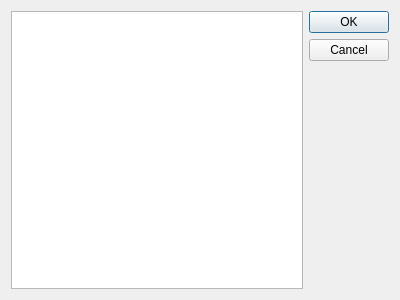
This is mapviz_plugins/ui/topic_select.ui in swri-robotics/mapviz as Qt 5 draws it before an edit. The edited form follows.
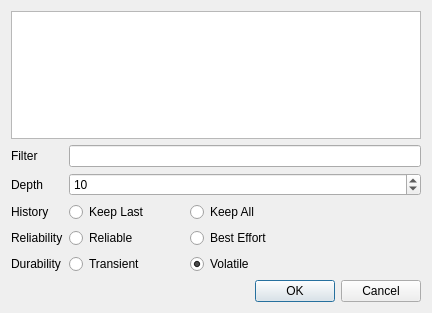
This is the edited form.

Diff of the .ui file:
```diff
--- a/mapviz_plugins/ui/topic_select.ui
+++ b/mapviz_plugins/ui/topic_select.ui
@@ -6,8 +6,8 @@
    <rect>
     <x>0</x>
     <y>0</y>
-    <width>400</width>
-    <height>300</height>
+    <width>432</width>
+    <height>313</height>
    </rect>
   </property>
   <property name="windowTitle">
@@ -16,18 +16,226 @@
   <property name="modal">
    <bool>true</bool>
   </property>
-  <layout class="QHBoxLayout" name="horizontalLayout">
+  <layout class="QVBoxLayout" name="verticalLayout">
    <item>
-    <widget class="QListWidget" name="displaylist">
+    <widget class="QListWidget" name="topicList">
      <property name="sortingEnabled">
       <bool>true</bool>
      </property>
     </widget>
    </item>
    <item>
-    <widget class="QDialogButtonBox" name="buttonBox">
+    <layout class="QFormLayout" name="formLayout">
+     <property name="topMargin">
+      <number>0</number>
+     </property>
+     <property name="bottomMargin">
+      <number>0</number>
+     </property>
+     <item row="2" column="0">
+      <widget class="QLabel" name="historyLabel">
+       <property name="text">
+        <string>History</string>
+       </property>
+      </widget>
+     </item>
+     <item row="2" column="1">
+      <layout class="QHBoxLayout" name="historyHorizontalLayout">
+       <property name="leftMargin">
+        <number>0</number>
+       </property>
+       <item>
+        <widget class="QRadioButton" name="historyKeepLastRadioButton">
+         <property name="sizePolicy">
+          <sizepolicy hsizetype="MinimumExpanding" vsizetype="Fixed">
+           <horstretch>0</horstretch>
+           <verstretch>0</verstretch>
+          </sizepolicy>
+         </property>
+         <property name="text">
+          <string>Keep Last</string>
+         </property>
+         <property name="checked">
+          <bool>true</bool>
+         </property>
+        </widget>
+       </item>
+       <item>
+        <widget class="QRadioButton" name="historyKeepAllRadioButton">
+         <property name="sizePolicy">
+          <sizepolicy hsizetype="MinimumExpanding" vsizetype="Fixed">
+           <horstretch>0</horstretch>
+           <verstretch>0</verstretch>
+          </sizepolicy>
+         </property>
+         <property name="text">
+          <string>Keep All</string>
+         </property>
+        </widget>
+       </item>
+       <item>
+        <spacer name="historyHorizontalSpacer">
+         <property name="orientation">
+          <enum>Qt::Horizontal</enum>
+         </property>
+         <property name="sizeHint" stdset="0">
+          <size>
+           <width>40</width>
+           <height>20</height>
+          </size>
+         </property>
+        </spacer>
+       </item>
+      </layout>
+     </item>
+     <item row="3" column="0">
+      <widget class="QLabel" name="reliabilityLabel">
+       <property name="text">
+        <string>Reliability</string>
+       </property>
+      </widget>
+     </item>
+     <item row="4" column="0">
+      <widget class="QLabel" name="durabilityLabel">
+       <property name="text">
+        <string>Durability</string>
+       </property>
+      </widget>
+     </item>
+     <item row="3" column="1">
+      <layout class="QHBoxLayout" name="reliabilityHorizontalLayout">
+       <property name="leftMargin">
+        <number>0</number>
+       </property>
+       <item>
+        <widget class="QRadioButton" name="reliabilityReliableRadioButton">
+         <property name="sizePolicy">
+          <sizepolicy hsizetype="MinimumExpanding" vsizetype="Fixed">
+           <horstretch>0</horstretch>
+           <verstretch>0</verstretch>
+          </sizepolicy>
+         </property>
+         <property name="text">
+          <string>Reliable</string>
+         </property>
+         <property name="checked">
+          <bool>true</bool>
+         </property>
+        </widget>
+       </item>
+       <item>
+        <widget class="QRadioButton" name="reliabilityBestEffortRadioButton">
+         <property name="sizePolicy">
+          <sizepolicy hsizetype="MinimumExpanding" vsizetype="Fixed">
+           <horstretch>0</horstretch>
+           <verstretch>0</verstretch>
+          </sizepolicy>
+         </property>
+         <property name="text">
+          <string>Best Effort</string>
+         </property>
+        </widget>
+       </item>
+       <item>
+        <spacer name="reliabilityHorizontalSpacer">
+         <property name="orientation">
+          <enum>Qt::Horizontal</enum>
+         </property>
+         <property name="sizeHint" stdset="0">
+          <size>
+           <width>40</width>
+           <height>20</height>
+          </size>
+         </property>
+        </spacer>
+       </item>
+      </layout>
+     </item>
+     <item row="4" column="1">
+      <layout class="QHBoxLayout" name="durabilityHorizontalLayout">
+       <property name="leftMargin">
+        <number>0</number>
+       </property>
+       <item>
+        <widget class="QRadioButton" name="durabilityTransientRadioButton">
+         <property name="sizePolicy">
+          <sizepolicy hsizetype="MinimumExpanding" vsizetype="Fixed">
+           <horstretch>0</horstretch>
+           <verstretch>0</verstretch>
+          </sizepolicy>
+         </property>
+         <property name="text">
+          <string>Transient</string>
+         </property>
+        </widget>
+       </item>
+       <item>
+        <widget class="QRadioButton" name="durabilityVolatileRadioButton">
+         <property name="sizePolicy">
+          <sizepolicy hsizetype="MinimumExpanding" vsizetype="Fixed">
+           <horstretch>0</horstretch>
+           <verstretch>0</verstretch>
+          </sizepolicy>
+         </property>
+         <property name="text">
+          <string>Volatile</string>
+         </property>
+         <property name="checked">
+          <bool>true</bool>
+         </property>
+        </widget>
+       </item>
+       <item>
+        <spacer name="durabilityHorizontalSpacer">
+         <property name="orientation">
+          <enum>Qt::Horizontal</enum>
+         </property>
+         <property name="sizeHint" stdset="0">
+          <size>
+           <width>40</width>
+           <height>20</height>
+          </size>
+         </property>
+        </spacer>
+       </item>
+      </layout>
+     </item>
+     <item row="1" column="1">
+      <widget class="QSpinBox" name="depthSpinBox">
+       <property name="minimum">
+        <number>1</number>
+       </property>
+       <property name="maximum">
+        <number>100</number>
+       </property>
+       <property name="value">
+        <number>10</number>
+       </property>
+      </widget>
+     </item>
+     <item row="1" column="0">
+      <widget class="QLabel" name="depthLabel">
+       <property name="text">
+        <string>Depth</string>
+       </property>
+      </widget>
+     </item>
+     <item row="0" column="1">
+      <widget class="QLineEdit" name="filterLineEdit"/>
+     </item>
+     <item row="0" column="0">
+      <widget class="QLabel" name="filterLabel">
+       <property name="text">
+        <string>Filter</string>
+       </property>
+      </widget>
+     </item>
+    </layout>
+   </item>
+   <item>
+    <widget class="QDialogButtonBox" name="acceptBox">
      <property name="orientation">
-      <enum>Qt::Vertical</enum>
+      <enum>Qt::Horizontal</enum>
      </property>
      <property name="standardButtons">
       <set>QDialogButtonBox::Cancel|QDialogButtonBox::Ok</set>
```
Left out of the diff: 4 changed lines with no effect on the pictures.
